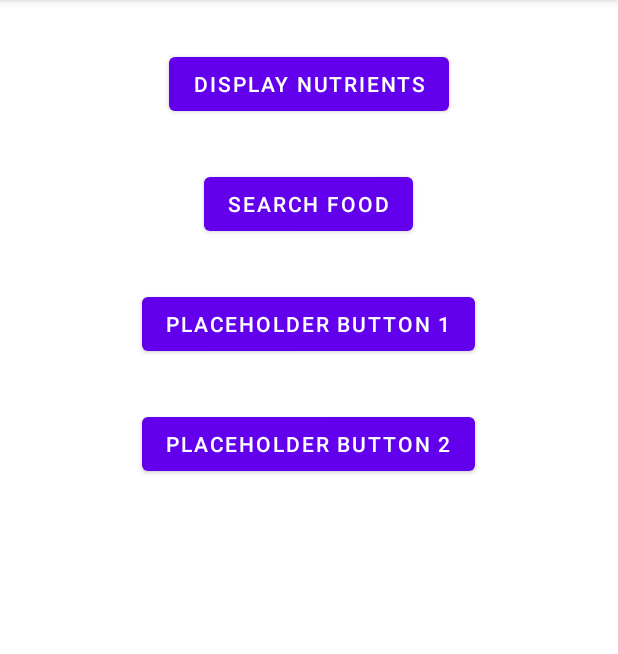
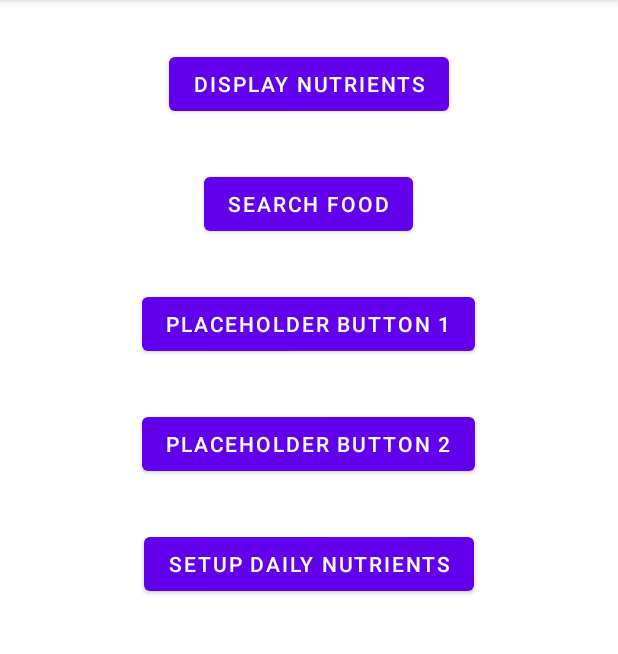
Before and after one commit to hitmanrebornict/mab-group-project, an Android app: the screen it shows after launch (MainActivity), on a phone screen of 412 x 824 dp, the part 84-738 px from its top. Run offline under Robolectric (Android 15) with nearby library versions, the phone set to English and light mode, and no system bars.

Commit message:
feat: return to main activity after adding a new meal

```diff
--- a/app/src/main/java/com/example/mab_group_project/MainActivity.java
+++ b/app/src/main/java/com/example/mab_group_project/MainActivity.java
@@ -5,6 +5,7 @@ import androidx.appcompat.app.AppCompatActivity;
 import android.content.Intent;
 import android.os.Bundle;
 import android.util.Log;
+import android.view.View;
 import android.widget.BaseAdapter;
 import android.widget.Button;
 
@@ -17,6 +18,8 @@ public class MainActivity extends AppCompatActivity {
     private Button displayNutrientsButton;
     private Button searchFoodButton;
 
+    private Button setupDailyIntake;
+
     @Override
     protected void onCreate(Bundle savedInstanceState) {
         super.onCreate(savedInstanceState);
@@ -25,6 +28,7 @@ public class MainActivity extends AppCompatActivity {
 
         displayNutrientsButton = findViewById(R.id.button_display_nutrients);
         searchFoodButton = findViewById(R.id.button_search_food);
+        setupDailyIntake = findViewById(R.id.button_setup_daily_nutrients);
 
         displayNutrientsButton.setOnClickListener(view -> {
             Intent intent = new Intent(MainActivity.this, DisplayNutrients.class);
@@ -35,5 +39,13 @@ public class MainActivity extends AppCompatActivity {
             Intent intent = new Intent(MainActivity.this, SearchFoodModule.class);
             startActivity(intent);
         });
+
+        setupDailyIntake.setOnClickListener(new View.OnClickListener() {
+            @Override
+            public void onClick(View view) {
+                Intent intent = new Intent(MainActivity.this, SetupForRecordMeal.class);
+                startActivity(intent);
+            }
+        });
     }
 }
--- a/app/src/main/java/com/example/mab_group_project/SetupForRecordMeal.java
+++ b/app/src/main/java/com/example/mab_group_project/SetupForRecordMeal.java
@@ -41,6 +41,7 @@ public class SetupForRecordMeal extends AppCompatActivity {
             @Override
             public void onClick(View view) {
                 storeNutrients();
+                finish();
             }
         });
     }
--- a/app/src/main/res/layout/activity_main.xml
+++ b/app/src/main/res/layout/activity_main.xml
@@ -49,6 +49,12 @@
         android:layout_marginTop="16dp"
         android:layout_marginBottom="32dp" />
 
-</LinearLayout>
+        <Button
+            android:id="@+id/button_setup_daily_nutrients"
+            android:layout_width="wrap_content"
+            android:layout_height="wrap_content"
+            android:text="Setup Daily Nutrients" />
+
+    </LinearLayout>
 
 </LinearLayout>
--- a/app/src/main/res/layout/activity_setup_for_record_meal.xml
+++ b/app/src/main/res/layout/activity_setup_for_record_meal.xml
@@ -10,7 +10,7 @@
         android:id="@+id/tvPromptSetup"
         android:layout_width="wrap_content"
         android:layout_height="wrap_content"
-        android:text="Looks like this is your first time using this app... \n\nYou will be asked to setup a few things before proceed"
+        android:text="Setting up your daily calorie amount"
         app:layout_constraintBottom_toBottomOf="parent"
         app:layout_constraintEnd_toEndOf="parent"
         app:layout_constraintHorizontal_bias="0.498"
```
